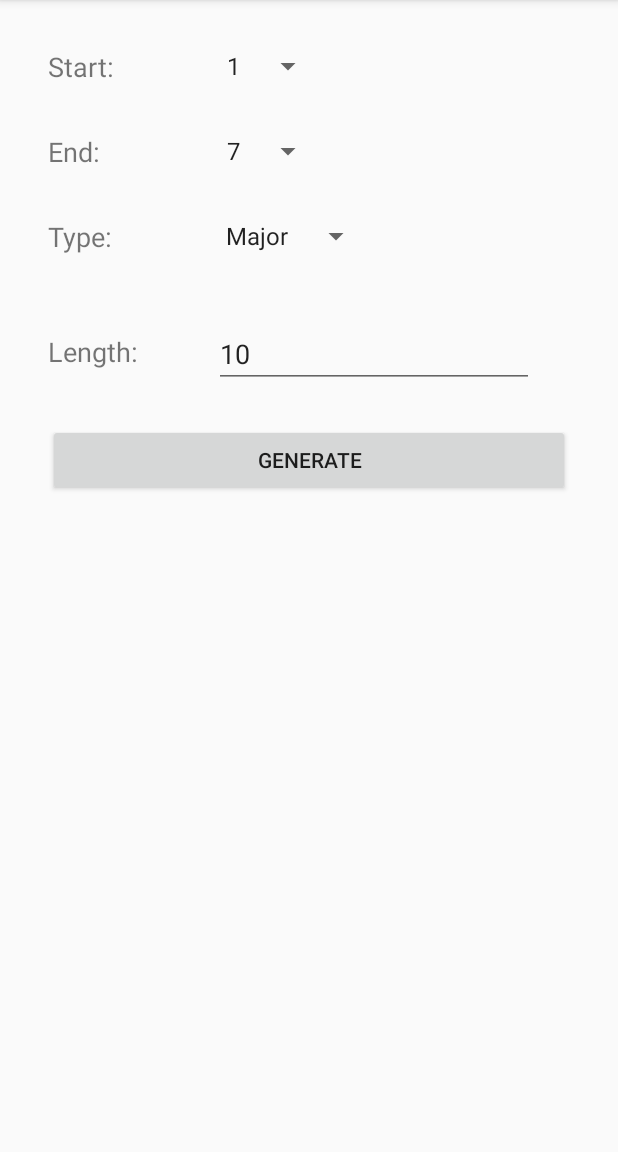
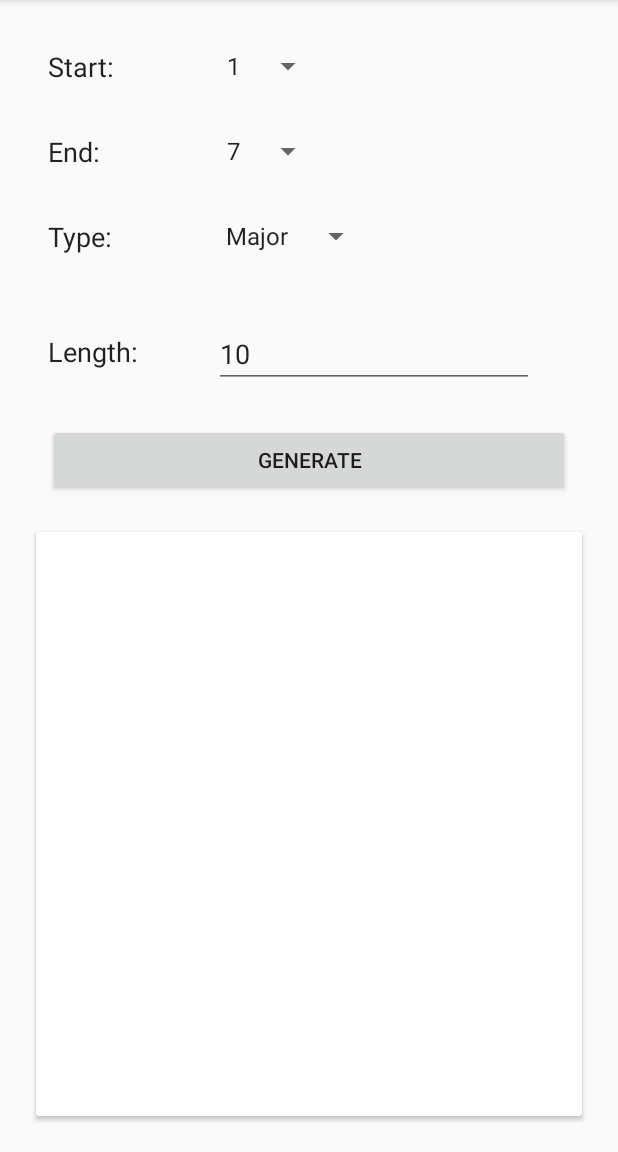
Before and after one commit to dominictwlee/chord-progression-generator, an Android app: the screen it shows after launch (MainActivity), after a tap on an icon or button, on a phone screen of 412 x 824 dp, the part 84-1236 px from its top. Run offline under Robolectric (Android 15) with nearby library versions, the phone set to English and light mode, and no system bars; our stand-ins replace Room's generated code; 1 statement that could not run was skipped.

Commit message:
feat: Move save button to display card

```diff
--- a/app/src/main/AndroidManifest.xml
+++ b/app/src/main/AndroidManifest.xml
@@ -8,11 +8,10 @@
         android:label="@string/app_name"
         android:roundIcon="@mipmap/ic_launcher_round"
         android:supportsRtl="true"
-        android:theme="@style/Theme.AppCompat.Light.NoActionBar">
+        android:theme="@style/AppTheme">
         <activity android:name=".MainActivity">
             <intent-filter>
                 <action android:name="android.intent.action.MAIN" />
-
                 <category android:name="android.intent.category.LAUNCHER" />
             </intent-filter>
         </activity>
--- a/app/src/main/java/com/domtwlee/chordprogressiongenerator/ChordGenFragment.kt
+++ b/app/src/main/java/com/domtwlee/chordprogressiongenerator/ChordGenFragment.kt
@@ -9,22 +9,14 @@ import android.util.Log
 import android.view.LayoutInflater
 import android.view.View
 import android.view.ViewGroup
-import android.widget.Button
-import android.widget.EditText
-import android.widget.Spinner
-import android.widget.TextView
+import android.widget.*
 import androidx.core.content.ContextCompat
+import androidx.core.view.isVisible
 import androidx.fragment.app.Fragment
 import androidx.fragment.app.activityViewModels
 import androidx.lifecycle.ViewModelProvider
 
 class ChordGenFragment : Fragment() {
-
-    interface Callbacks {
-        fun onChordProgChanged(s: Editable?)
-    }
-
-    private var callbacks: Callbacks? = null
     private val model: ChordGenViewModel by activityViewModels()
     private lateinit var startSpinner: Spinner
     private lateinit var endSpinner: Spinner
@@ -35,6 +27,7 @@ class ChordGenFragment : Fragment() {
     private lateinit var generateButton: Button
     private lateinit var chordProgressionDisplay: TextView
     private lateinit var chordGenParams: ChordGenParams
+    private lateinit var saveButton: ImageButton
     private var appContext: Context? = null
 
     override fun onCreate(savedInstanceState: Bundle?) {
@@ -61,13 +54,11 @@ class ChordGenFragment : Fragment() {
     override fun onAttach(context: Context) {
         super.onAttach(context)
         appContext = context
-        callbacks = context as Callbacks?
     }
 
     override fun onDetach() {
         super.onDetach()
         appContext = null
-        callbacks = null
     }
 
     override fun onStart() {
@@ -82,6 +73,8 @@ class ChordGenFragment : Fragment() {
         lengthEditText = view.findViewById(R.id.lengthEditText)
         generateButton = view.findViewById(R.id.generateButton)
         chordProgressionDisplay = view.findViewById(R.id.chordProgressionDisplay)
+        saveButton = view.findViewById(R.id.saveButton)
+        setSaveButtonVisibility()
     }
 
     private fun setDefaultFormValues() {
@@ -97,13 +90,17 @@ class ChordGenFragment : Fragment() {
         scaleTypeItems = resources.getStringArray(R.array.scale_type_select)
     }
 
+    private fun setSaveButtonVisibility() {
+        saveButton.isVisible = model.chordProgression.isNotEmpty()
+    }
+
     private fun setListeners() {
         startSpinner.onItemSelectedListener = ItemSelectedListener
         endSpinner.onItemSelectedListener = ItemSelectedListener
         typeSpinner.onItemSelectedListener = ItemSelectedListener
         chordProgressionDisplay.addTextChangedListener(object : TextWatcher {
             override fun afterTextChanged(s: Editable?) {
-                callbacks?.onChordProgChanged(s)
+                setSaveButtonVisibility()
             }
 
             override fun beforeTextChanged(s: CharSequence?, start: Int, count: Int, after: Int) {
@@ -112,6 +109,7 @@ class ChordGenFragment : Fragment() {
             override fun onTextChanged(s: CharSequence?, start: Int, before: Int, count: Int) {
             }
         })
+
         lengthEditText.addTextChangedListener(object : TextWatcher {
             override fun afterTextChanged(s: Editable?) {
                 if (!s.isNullOrBlank()) {
@@ -135,6 +133,15 @@ class ChordGenFragment : Fragment() {
         generateButton.setOnClickListener {
             onSubmit()
         }
+
+        saveButton.setOnClickListener {
+            onSave()
+        }
+    }
+
+    private fun onSave() {
+        val fragment = ConfirmSaveDialogFragment()
+        fragment.show(childFragmentManager, "startSave")
     }
 
     private fun onSubmit() {
--- a/app/src/main/java/com/domtwlee/chordprogressiongenerator/ConfirmSaveDialogFragment.kt
+++ b/app/src/main/java/com/domtwlee/chordprogressiongenerator/ConfirmSaveDialogFragment.kt
@@ -3,9 +3,6 @@ package com.domtwlee.chordprogressiongenerator
 import android.app.Dialog
 import android.content.Context
 import android.os.Bundle
-import android.text.Editable
-import android.text.TextWatcher
-import android.util.Log
 import android.widget.EditText
 import androidx.appcompat.app.AlertDialog
 import androidx.fragment.app.DialogFragment
--- a/app/src/main/java/com/domtwlee/chordprogressiongenerator/MainActivity.kt
+++ b/app/src/main/java/com/domtwlee/chordprogressiongenerator/MainActivity.kt
@@ -10,7 +10,7 @@ import androidx.lifecycle.ViewModelProvider
 
 private const val TAG = "MainActivity"
 
-class MainActivity : AppCompatActivity(), ChordGenFragment.Callbacks, ChordProgListFragment.Callbacks, ConfirmSaveDialogFragment.Callbacks {
+class MainActivity : AppCompatActivity(), ChordProgListFragment.Callbacks, ConfirmSaveDialogFragment.Callbacks {
     private lateinit var chordGenModel: ChordGenViewModel
     private lateinit var chordProgModel: ChordProgressionViewModel
     private lateinit var chordGenParams: ChordGenParams
@@ -36,11 +36,6 @@ class MainActivity : AppCompatActivity(), ChordGenFragment.Callbacks, ChordProgL
         }
     }
 
-    override fun onChordProgChanged(s: Editable?) {
-        isSaveButtonVisible = !s.isNullOrEmpty()
-        invalidateOptionsMenu()
-    }
-
     override fun onSubmitSave() {
         isSaveButtonVisible = false
         invalidateOptionsMenu()
@@ -62,19 +57,15 @@ class MainActivity : AppCompatActivity(), ChordGenFragment.Callbacks, ChordProgL
             .commit()
     }
 
-    override fun onCreateOptionsMenu(menu: Menu): Boolean {
-        menuInflater.inflate(R.menu.menu_main, menu)
-        val saveButton = menu.getItem(0)
-        saveButton.isVisible = isSaveButtonVisible
-        saveButton.setOnMenuItemClickListener {
-            confirmSave()
-            true
-        }
-        return true
-    }
+//    override fun onCreateOptionsMenu(menu: Menu): Boolean {
+//        menuInflater.inflate(R.menu.menu_main, menu)
+//        val saveButton = menu.getItem(0)
+//        saveButton.isVisible = isSaveButtonVisible
+//        saveButton.setOnMenuItemClickListener {
+//            confirmSave()
+//            true
+//        }
+//        return true
+//    }
 
-    private fun confirmSave() {
-        val fragment = ConfirmSaveDialogFragment()
-        fragment.show(supportFragmentManager, "confirmSave")
-    }
 }
--- a/app/src/main/java/com/domtwlee/chordprogressiongenerator/database/ChordProgressionRepository.kt
+++ b/app/src/main/java/com/domtwlee/chordprogressiongenerator/database/ChordProgressionRepository.kt
@@ -8,4 +8,8 @@ class ChordProgressionRepository(private val chordProgressionDao: ChordProgressi
     suspend fun insert(chordProgression: ChordProgression) {
         chordProgressionDao.insert(chordProgression)
     }
+
+    suspend fun delete() {
+        chordProgressionDao.deleteAll()
+    }
 }
--- a/app/src/main/res/drawable/ic_save_black_24dp.xml
+++ b/app/src/main/res/drawable/ic_save_black_24dp.xml
@@ -1,5 +1,5 @@
-<vector android:height="24dp" android:tint="#FFFFFF"
+<vector android:height="24dp" android:tint="@color/colorTextDark"
     android:viewportHeight="24.0" android:viewportWidth="24.0"
     android:width="24dp" xmlns:android="http://schemas.android.com/apk/res/android">
-    <path android:fillColor="#FF000000" android:pathData="M17,3L5,3c-1.11,0 -2,0.9 -2,2v14c0,1.1 0.89,2 2,2h14c1.1,0 2,-0.9 2,-2L21,7l-4,-4zM12,19c-1.66,0 -3,-1.34 -3,-3s1.34,-3 3,-3 3,1.34 3,3 -1.34,3 -3,3zM15,9L5,9L5,5h10v4z"/>
+    <path android:fillColor="@color/colorTextDark" android:pathData="M17,3L5,3c-1.11,0 -2,0.9 -2,2v14c0,1.1 0.89,2 2,2h14c1.1,0 2,-0.9 2,-2L21,7l-4,-4zM12,19c-1.66,0 -3,-1.34 -3,-3s1.34,-3 3,-3 3,1.34 3,3 -1.34,3 -3,3zM15,9L5,9L5,5h10v4z"/>
 </vector>
--- a/app/src/main/res/layout/fragment_chord_gen.xml
+++ b/app/src/main/res/layout/fragment_chord_gen.xml
@@ -112,19 +112,49 @@
         app:layout_constraintStart_toStartOf="parent"
         app:layout_constraintTop_toBottomOf="@+id/lengthEditText" />
 
-    <TextView
-        android:id="@+id/chordProgressionDisplay"
-        android:layout_width="wrap_content"
-        android:layout_height="wrap_content"
-        android:layout_marginTop="84dp"
-        tools:text="I IV V I"
-        android:autoSizeTextType="uniform"
-        android:textSize="36sp"
+    <androidx.cardview.widget.CardView
+        android:layout_width="0dp"
+        android:layout_height="0dp"
+        android:layout_margin="24dp"
         app:layout_constraintBottom_toBottomOf="parent"
         app:layout_constraintEnd_toEndOf="parent"
-        app:layout_constraintHorizontal_bias="0.5"
+        app:layout_constraintHorizontal_bias="0.0"
         app:layout_constraintStart_toStartOf="parent"
-        app:layout_constraintTop_toBottomOf="@+id/generateButton"
-        app:layout_constraintVertical_bias="0.285" />
+        app:layout_constraintTop_toBottomOf="@+id/generateButton">
+
+        <androidx.constraintlayout.widget.ConstraintLayout
+            android:layout_width="match_parent"
+            android:layout_height="match_parent"
+            android:padding="16dp">
+
+            <TextView
+                android:id="@+id/chordProgressionDisplay"
+                android:layout_width="wrap_content"
+                android:layout_height="wrap_content"
+                android:autoSizeTextType="none"
+                android:textAlignment="center"
+                android:textSize="36sp"
+                app:layout_constraintBottom_toBottomOf="parent"
+                app:layout_constraintEnd_toEndOf="parent"
+                app:layout_constraintStart_toStartOf="parent"
+                app:layout_constraintTop_toTopOf="parent"
+                tools:text="I IV V I" />
+
+            <ImageButton
+                android:id="@+id/saveButton"
+                android:layout_width="wrap_content"
+                android:layout_height="wrap_content"
+                android:backgroundTint="@color/colorPaper"
+                android:hapticFeedbackEnabled="false"
+                android:textAlignment="inherit"
+                app:layout_constraintBottom_toTopOf="@+id/chordProgressionDisplay"
+                app:layout_constraintEnd_toEndOf="parent"
+                app:layout_constraintTop_toTopOf="parent"
+                app:layout_constraintVertical_bias="0.018"
+                app:srcCompat="@drawable/ic_save_black_24dp" />
+
+        </androidx.constraintlayout.widget.ConstraintLayout>
+
+    </androidx.cardview.widget.CardView>
 
 </androidx.constraintlayout.widget.ConstraintLayout>
--- a/app/src/main/res/layout/fragment_chord_prog_list.xml
+++ b/app/src/main/res/layout/fragment_chord_prog_list.xml
@@ -19,7 +19,7 @@
         android:layout_marginTop="16dp"
         android:layout_marginEnd="16dp"
         android:layout_marginBottom="16dp"
-        android:backgroundTint="#F50057"
+        android:backgroundTint="@color/colorAccent"
         android:clickable="true"
         app:srcCompat="@drawable/ic_add_black_24dp" />
 </RelativeLayout>
--- a/app/src/main/res/values/colors.xml
+++ b/app/src/main/res/values/colors.xml
@@ -3,4 +3,7 @@
     <color name="colorPrimary">#008577</color>
     <color name="colorPrimaryDark">#00574B</color>
     <color name="colorAccent">#D81B60</color>
+    <color name="colorTextDark">#212529</color>
+    <color name="colorPaper">#FFFFFF</color>
+    <color name="colorShadowGrey">#B0BEC5</color>
 </resources>
--- a/app/src/main/res/values/styles.xml
+++ b/app/src/main/res/values/styles.xml
@@ -1,11 +1,13 @@
 <resources>
 
     <!-- Base application theme. -->
-    <style name="AppTheme" parent="Theme.AppCompat.Light.DarkActionBar">
+    <style name="AppTheme" parent="Theme.AppCompat.Light.NoActionBar">
         <!-- Customize your theme here. -->
         <item name="colorPrimary">@color/colorPrimary</item>
         <item name="colorPrimaryDark">@color/colorPrimaryDark</item>
         <item name="colorAccent">@color/colorAccent</item>
+        <item name="android:textViewStyle">@color/colorTextDark</item>
+        <item name="windowActionBar">false</item>
+        <item name="windowNoTitle">true</item>
     </style>
-
 </resources>
```
Also changed, not shown: app/src/main/res/layout/list_item_chord_prog.xml (+9 -1 lines).
